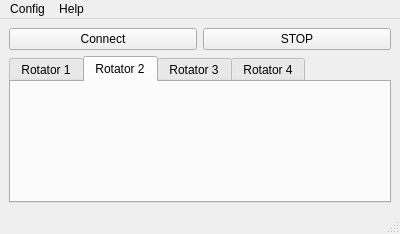
First picture: the form in mainwindow.ui, repository PianetaRadio/CatRotator, before the edit.
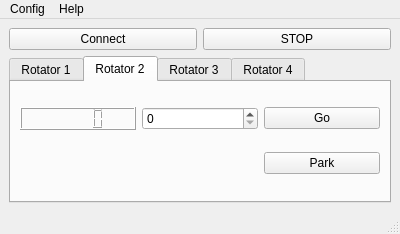
Second picture: the form after the edit. The open tabs and pages were chosen to show the change.

The edit to the form file:
```diff
--- a/mainwindow.ui
+++ b/mainwindow.ui
@@ -68,6 +68,32 @@
        <attribute name="title">
         <string>Rotator 2</string>
        </attribute>
+       <layout class="QGridLayout" name="gridLayout_3">
+        <item row="0" column="0">
+         <widget class="QLCDNumber" name="lcdNumber_posAz_2"/>
+        </item>
+        <item row="0" column="1">
+         <widget class="QSpinBox" name="spinBox_posAz_2">
+          <property name="maximum">
+           <number>450</number>
+          </property>
+         </widget>
+        </item>
+        <item row="0" column="2">
+         <widget class="QPushButton" name="pushButton_go_2">
+          <property name="text">
+           <string>Go</string>
+          </property>
+         </widget>
+        </item>
+        <item row="1" column="2">
+         <widget class="QPushButton" name="pushButton_park_2">
+          <property name="text">
+           <string>Park</string>
+          </property>
+         </widget>
+        </item>
+       </layout>
       </widget>
       <widget class="QWidget" name="tab_3">
        <attribute name="title">
```
Left out of the diff: 2 changed lines with no effect on the pictures.
